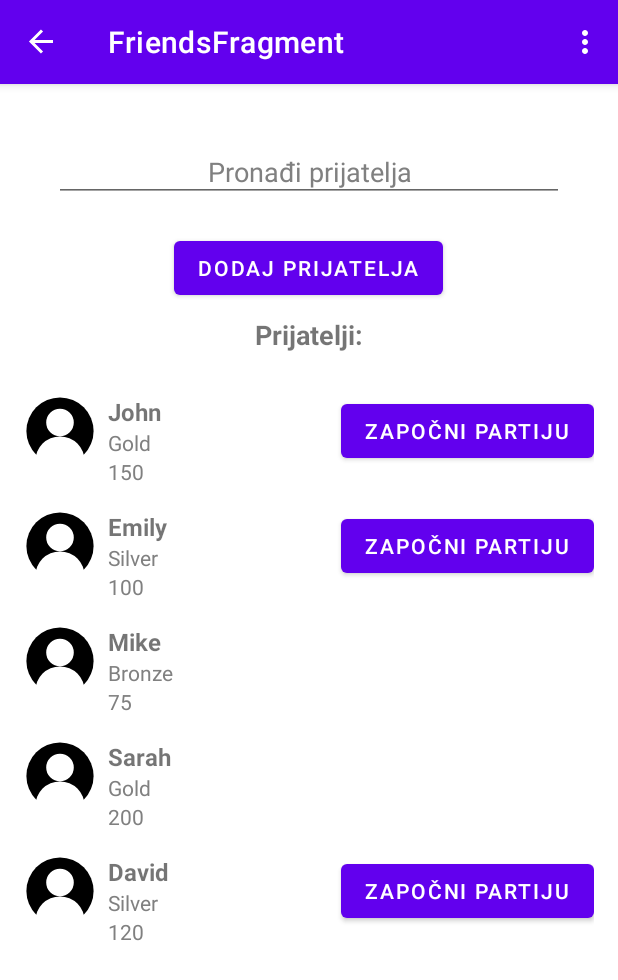
After one commit to chacho185/KvizSlagalica, an Android app: the FriendsFragment screen opened through its navigation route, on a phone screen of 412 x 824 dp. The commit adds this screen. Shown: the top 980 px of the screen. Run offline under Robolectric (Android 15) with nearby library versions, the phone set to English and light mode, and no system bars; our stand-ins replace Firebase (no records; nobody signed in at launch, a user with empty details on screens opened directly), navigation-ui.

Commit message:
add friend

```diff
--- /dev/null
+++ b/app/src/main/java/com/example/igricaslagalica/model/Friend.kt
@@ -0,0 +1,11 @@
+package com.example.igricaslagalica.model
+
+data class Friend(
+    val id: String,
+    val username: String,
+    val profileImage: Int,
+    val monthlyRank: String,
+    val stars: Int,
+    val isActive: Boolean,
+    val isInGame: Boolean
+)
--- a/app/src/main/java/com/example/igricaslagalica/model/Player.kt
+++ b/app/src/main/java/com/example/igricaslagalica/model/Player.kt
@@ -6,8 +6,8 @@ data class Player(
     val id: String? = null,
     val email: String? = null,
     val username: String? = null,
+    val friends: MutableList<String> = mutableListOf(),
     var tokens: Int = 0,
     var lastTokenTime: Timestamp = Timestamp.now(),
     var score: Int = 0
-
 )
--- /dev/null
+++ b/app/src/main/java/com/example/igricaslagalica/view/FriendsFragment.kt
@@ -0,0 +1,57 @@
+package com.example.igricaslagalica.view
+
+import FriendsViewModel
+import android.os.Bundle
+import androidx.fragment.app.Fragment
+import android.view.LayoutInflater
+import android.view.View
+import android.view.ViewGroup
+import androidx.fragment.app.activityViewModels
+import androidx.lifecycle.ViewModelProvider
+import androidx.recyclerview.widget.LinearLayoutManager
+import androidx.recyclerview.widget.RecyclerView
+import com.example.igricaslagalica.R
+import com.example.igricaslagalica.SharedViewModel
+import com.example.igricaslagalica.databinding.FragmentFriendsBinding
+import com.example.igricaslagalica.view.adapter.FriendsAdapter
+
+
+class FriendsFragment : Fragment() {
+
+    private var _binding: FragmentFriendsBinding? = null
+    private val binding get() = _binding!!
+    private val sharedViewModel: SharedViewModel by activityViewModels()
+
+    private lateinit var viewModel: FriendsViewModel
+    private lateinit var recyclerViewMyFriends: RecyclerView
+    private lateinit var friendsAdapter: FriendsAdapter
+
+    override fun onCreateView(
+        inflater: LayoutInflater, container: ViewGroup?,
+        savedInstanceState: Bundle?
+    ): View? {
+        _binding = FragmentFriendsBinding.inflate(inflater, container, false)
+        viewModel = ViewModelProvider(this)[FriendsViewModel::class.java]
+
+        return binding.root
+    }
+
+    override fun onViewCreated(view: View, savedInstanceState: Bundle?) {
+        super.onViewCreated(view, savedInstanceState)
+
+        recyclerViewMyFriends = binding.recyclerViewMyFriends
+        friendsAdapter = FriendsAdapter(viewModel.friendsListStatic) // Prazna lista prijatelja
+        recyclerViewMyFriends.adapter = friendsAdapter
+        recyclerViewMyFriends.layoutManager = LinearLayoutManager(requireContext())
+
+        binding.buttonAddFriend.setOnClickListener {
+            val trazeniUsername = binding.editTextSearch.text
+            if(trazeniUsername.isNotEmpty())
+            {
+                //viewModel.addFriend(trazeniUsername)
+            }
+        }
+
+    }
+
+}
--- /dev/null
+++ b/app/src/main/java/com/example/igricaslagalica/view/FriendsViewModel.kt
@@ -0,0 +1,107 @@
+import androidx.lifecycle.LiveData
+import androidx.lifecycle.MutableLiveData
+import androidx.lifecycle.ViewModel
+import com.example.igricaslagalica.R
+import com.example.igricaslagalica.model.Friend
+import com.example.igricaslagalica.model.Player
+import com.google.firebase.auth.FirebaseAuth
+import com.google.firebase.firestore.FirebaseFirestore
+
+class FriendsViewModel : ViewModel() {
+    private val firestore = FirebaseFirestore.getInstance()
+    private val playersCollection = firestore.collection("players")
+    private val user = FirebaseAuth.getInstance().currentUser
+    var friendsListStatic = listOf(
+        Friend(
+            id = "1",
+            username = "John",
+            profileImage = R.drawable.ic_profile_photo,
+            monthlyRank = "Gold",
+            stars = 150,
+            isActive = true,
+            isInGame = false
+        ),
+        Friend(
+            id = "2",
+            username = "Emily",
+            profileImage = R.drawable.ic_profile_photo,
+            monthlyRank = "Silver",
+            stars = 100,
+            isActive = true,
+            isInGame = false
+        ),
+        Friend(
+            id = "3",
+            username = "Mike",
+            profileImage = R.drawable.ic_profile_photo,
+            monthlyRank = "Bronze",
+            stars = 75,
+            isActive = false,
+            isInGame = false
+        ),
+        Friend(
+            id = "4",
+            username = "Sarah",
+            profileImage = R.drawable.ic_profile_photo,
+            monthlyRank = "Gold",
+            stars = 200,
+            isActive = true,
+            isInGame = true
+        ),
+        Friend(
+            id = "5",
+            username = "David",
+            profileImage = R.drawable.ic_profile_photo,
+            monthlyRank = "Silver",
+            stars = 120,
+            isActive = true,
+            isInGame = false
+        )
+    )
+
+    private val _friendsList = MutableLiveData<List<Friend>>()
+    val friendsList: LiveData<List<Friend>>  get() = _friendsList
+
+    private val _error = MutableLiveData<String>()
+    val error: LiveData<String> = _error
+
+    fun fetchFriends() {
+        playersCollection.get()
+            .addOnSuccessListener { querySnapshot ->
+                val friends = mutableListOf<Friend>()
+                for (document in querySnapshot.documents) {
+                    val player = document.toObject(Player::class.java)
+                    player?.let {
+                        player ->
+                        if(player.id.equals(user?.uid)) {
+                            val currentList = _friendsList.value?.toMutableList() ?: mutableListOf()
+                            for (friend in player.friends) {
+                                currentList.add(vratiUseraZaID(friend))
+                            }
+                            _friendsList.value = currentList
+                        }
+                    }
+                }
+                _friendsList.value = friends
+            }
+            .addOnFailureListener { exception ->
+                _error.value = exception.message
+            }
+    }
+
+    private fun vratiUseraZaID(userID: String): Friend {
+        TODO(
+        )
+    }
+
+    fun addFriend(friend: String) {
+
+//        friendsCollection.document(friend.id).set(friend)
+//            .addOnSuccessListener {
+//                fetchFriends() // Ponovno učitavanje liste prijatelja nakon dodavanja novog prijatelja
+//            }
+//            .addOnFailureListener { exception ->
+//                _error.value = exception.message
+//            }
+    }
+}
--- a/app/src/main/java/com/example/igricaslagalica/view/ProfileFragment.kt
+++ b/app/src/main/java/com/example/igricaslagalica/view/ProfileFragment.kt
@@ -106,6 +106,9 @@ class ProfileFragment : Fragment() {
                 onPlayOnlineButtonClicked(it.uid)
             }
         }
+        binding.buttonFriends.setOnClickListener{
+            findNavController().navigate(R.id.action_profileFragment_to_friendsFragment)
+        }
 
         binding.buttonLogout.setOnClickListener{
             authController.signOut()
--- /dev/null
+++ b/app/src/main/java/com/example/igricaslagalica/view/adapter/FriendsAdapter.kt
@@ -0,0 +1,54 @@
+package com.example.igricaslagalica.view.adapter
+
+import android.view.LayoutInflater
+import android.view.View
+import android.view.ViewGroup
+import android.widget.Button
+import android.widget.ImageView
+import android.widget.TextView
+import androidx.recyclerview.widget.RecyclerView
+import com.example.igricaslagalica.R
+import com.example.igricaslagalica.model.Friend
+
+class FriendsAdapter(private val friendsList: List<Friend>) : RecyclerView.Adapter<FriendsAdapter.FriendsViewHolder>() {
+
+    override fun onCreateViewHolder(parent: ViewGroup, viewType: Int): FriendsViewHolder {
+        val view = LayoutInflater.from(parent.context).inflate(R.layout.prijatelj_item, parent, false)
+        return FriendsViewHolder(view)
+    }
+
+    override fun onBindViewHolder(holder: FriendsViewHolder, position: Int) {
+        val friend = friendsList[position]
+        holder.bind(friend)
+    }
+
+    override fun getItemCount(): Int {
+        return friendsList.size
+    }
+
+    inner class FriendsViewHolder(itemView: View) : RecyclerView.ViewHolder(itemView) {
+        private val imageViewProfile: ImageView = itemView.findViewById(R.id.imageViewProfile)
+        private val textViewUsername: TextView = itemView.findViewById(R.id.textViewUsername)
+        private val textViewRank: TextView = itemView.findViewById(R.id.textViewRank)
+        private val textViewStars: TextView = itemView.findViewById(R.id.textViewStars)
+        private val buttonStartGame: Button = itemView.findViewById(R.id.buttonStartGame)
+
+        fun bind(friend: Friend) {
+            // Popunite poglede s podacima prijatelja
+            imageViewProfile.setImageResource(friend.profileImage)
+            textViewUsername.text = friend.username
+            textViewRank.text = friend.monthlyRank
+            textViewStars.text = friend.stars.toString()
+
+            // Postavite slušač događaja na gumb za započinjanje partije ako je potrebno
+            if (friend.isActive && !friend.isInGame) {
+                buttonStartGame.visibility = View.VISIBLE
+                buttonStartGame.setOnClickListener {
+                    //todo Logika za pokretanje partije s prijateljem
+                }
+            } else {
+                buttonStartGame.visibility = View.GONE
+            }
+        }
+    }
+}
--- /dev/null
+++ b/app/src/main/res/layout/fragment_friends.xml
@@ -0,0 +1,47 @@
+<LinearLayout xmlns:android="http://schemas.android.com/apk/res/android"
+    android:layout_width="match_parent"
+    android:layout_height="match_parent"
+    android:orientation="vertical">
+
+    <!-- Prikazivanje polja za pretragu -->
+    <EditText
+        android:id="@+id/editTextSearch"
+        android:layout_width="match_parent"
+        android:layout_height="wrap_content"
+        android:hint="Pronađi prijatelja"
+        android:layout_marginTop="38dp"
+        android:layout_marginLeft="36dp"
+        android:layout_marginRight="36dp"
+        android:layout_marginBottom="12dp"
+        android:textAlignment="center"
+        android:padding="8dp"
+        android:textColorHint="#808080" />
+
+
+    <!-- Gumb za dodavanje prijatelja -->
+    <Button
+        android:id="@+id/buttonAddFriend"
+        android:layout_width="wrap_content"
+        android:layout_height="wrap_content"
+        android:layout_gravity="center"
+        android:layout_margin="8dp"
+        android:text="Dodaj prijatelja" />
+
+    <TextView
+        android:layout_width="wrap_content"
+        android:layout_height="wrap_content"
+        android:layout_gravity="center"
+        android:textSize="18sp"
+        android:textStyle="bold"
+        android:layout_marginBottom="12dp"
+        android:text="Prijatelji:"/>
+
+    <!-- Prikazivanje liste prijatelja -->
+    <androidx.recyclerview.widget.RecyclerView
+        android:id="@+id/recyclerViewMyFriends"
+        android:layout_width="match_parent"
+        android:layout_height="0dp"
+        android:layout_weight="1"
+        android:padding="8dp" />
+
+</LinearLayout>
--- a/app/src/main/res/layout/fragment_profile.xml
+++ b/app/src/main/res/layout/fragment_profile.xml
@@ -76,6 +76,12 @@
                 android:layout_height="wrap_content"
                 android:text="Play Online" />
 
+            <Button
+                android:id="@+id/buttonFriends"
+                android:layout_width="match_parent"
+                android:layout_height="wrap_content"
+                android:text="Friends list" />
+
             <!-- Opcija za logout -->
             <Button
                 android:id="@+id/buttonLogout"
--- /dev/null
+++ b/app/src/main/res/layout/prijatelj_item.xml
@@ -0,0 +1,60 @@
+<LinearLayout xmlns:android="http://schemas.android.com/apk/res/android"
+    android:layout_width="match_parent"
+    android:layout_height="wrap_content"
+    android:orientation="horizontal"
+    android:padding="8dp">
+
+    <!-- Prikazivanje profilne slike -->
+    <ImageView
+        android:id="@+id/imageViewProfile"
+        android:layout_width="48dp"
+        android:layout_height="48dp"
+        android:scaleType="centerCrop"
+        android:src="@drawable/ic_profile_photo" />
+
+    <!-- Informacije o prijatelju -->
+    <LinearLayout
+        android:layout_width="0dp"
+        android:layout_height="wrap_content"
+        android:layout_weight="1"
+        android:orientation="vertical"
+        android:layout_marginStart="8dp">
+
+        <!-- Korisničko ime -->
+        <TextView
+            android:id="@+id/textViewUsername"
+            android:layout_width="wrap_content"
+            android:layout_height="wrap_content"
+            android:text="Korisničko ime"
+            android:textStyle="bold"
+            android:textSize="16sp" />
+
+        <!-- Trenutni mjesečni rang -->
+        <TextView
+            android:id="@+id/textViewRank"
+            android:layout_width="wrap_content"
+            android:layout_height="wrap_content"
+            android:text="Mjesečni rang"
+            android:textColor="#808080"
+            android:textSize="14sp" />
+
+        <!-- Broj osvojenih zvijezda -->
+        <TextView
+            android:id="@+id/textViewStars"
+            android:layout_width="wrap_content"
+            android:layout_height="wrap_content"
+            android:text="Broj zvijezda"
+            android:textColor="#808080"
+            android:textSize="14sp" />
+
+    </LinearLayout>
+
+    <!-- Gumb za započinjanje partije koji je na gone za sad -->
+    <Button
+        android:id="@+id/buttonStartGame"
+        android:layout_width="wrap_content"
+        android:layout_height="wrap_content"
+        android:text="Započni partiju"
+        android:visibility="gone" />
+
+</LinearLayout>
--- a/app/src/main/res/navigation/nav_graph.xml
+++ b/app/src/main/res/navigation/nav_graph.xml
@@ -21,6 +21,9 @@
         <action
             android:id="@+id/action_loginFragment_to_multiPlayerAsocijacije"
             app:destination="@id/asocijacijaGame" />
+        <action
+            android:id="@+id/action_profileFragment_to_friendsFragment"
+            app:destination="@id/friendsFragment" />
 
 
     </fragment>
@@ -158,4 +161,12 @@
             app:destination="@id/skockoGame" />
 
     </fragment>
+    <fragment
+        android:id="@+id/friendsFragment"
+        android:name="com.example.igricaslagalica.view.FriendsFragment"
+        android:label="FriendsFragment" >
+        <action
+            android:id="@+id/action_friendsFragment_to_profileFragment"
+            app:destination="@id/profileFragment" />
+    </fragment>
 </navigation>
```
